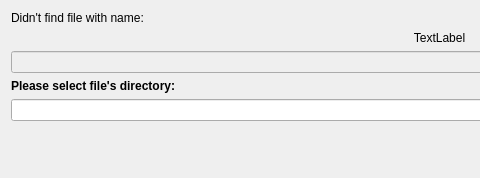
jkriege2/QuickFit3, file application/dlgfixfilepaths.ui: the form before one commit; both pictures show x 0 to 480 and y 0 to 178 of the 879 by 178 pixel window.
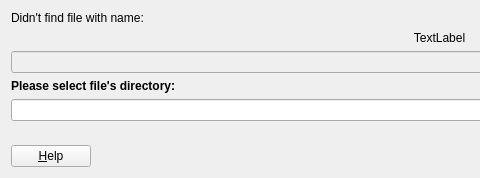
The form after the commit. Icons and pictures are not drawn.

Commit message: QuickFit3/fcs_fitfunctions: added fitfunction with flow and v,D,wxy as parameters QuickFit3: updated online help for tools

What changed in the file:
```diff
--- a/application/dlgfixfilepaths.ui
+++ b/application/dlgfixfilepaths.ui
@@ -81,6 +81,13 @@
    </item>
    <item>
     <layout class="QHBoxLayout" name="horizontalLayout_2">
+     <item>
+      <widget class="QPushButton" name="pushButton">
+       <property name="text">
+        <string>&amp;Help</string>
+       </property>
+      </widget>
+     </item>
      <item>
       <spacer name="horizontalSpacer">
        <property name="orientation">
```
Left out of the diff: 25 changed lines with no effect on the pictures. The commit also changes 36 other files.
